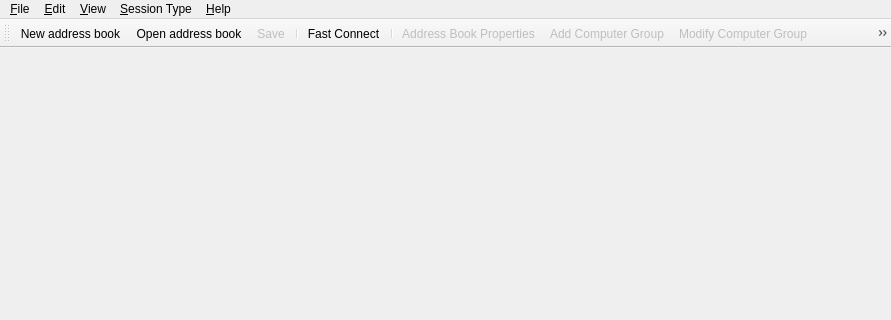
This is source/console/console_window.ui in dchapyshev/aspia as Qt 5 draws it before an edit; both pictures show x 0 to 891 and y 0 to 320 of the 891 by 613 pixel window. The edited form follows.
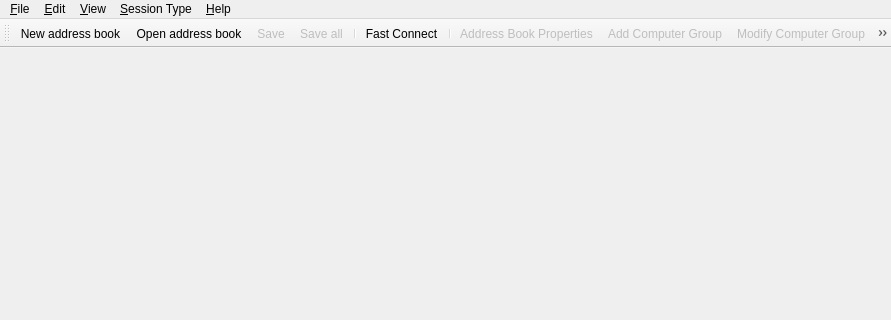
This is the edited form. Icons and pictures are not drawn. Custom widgets are drawn as their Qt base class.

Commit message: - Implemented "Save all" action.

```diff
--- a/source/console/console_window.ui
+++ b/source/console/console_window.ui
@@ -153,6 +153,7 @@
    <addaction name="action_new"/>
    <addaction name="action_open"/>
    <addaction name="action_save"/>
+   <addaction name="action_save_all"/>
    <addaction name="separator"/>
    <addaction name="action_fast_connect"/>
    <addaction name="separator"/>
@@ -473,6 +474,21 @@
     <string>Hide</string>
    </property>
   </action>
+  <action name="action_save_all">
+   <property name="enabled">
+    <bool>false</bool>
+   </property>
+   <property name="icon">
+    <iconset resource="resources/console.qrc">
+     <normaloff>:/icon/disks.png</normaloff>:/icon/disks.png</iconset>
+   </property>
+   <property name="text">
+    <string>Save all</string>
+   </property>
+   <property name="shortcut">
+    <string>Ctrl+Shift+S</string>
+   </property>
+  </action>
  </widget>
  <layoutdefault spacing="6" margin="11"/>
  <customwidgets>
```
Left out of the diff: 1 changed line with no effect on the pictures. The commit also changes 8 other files.
